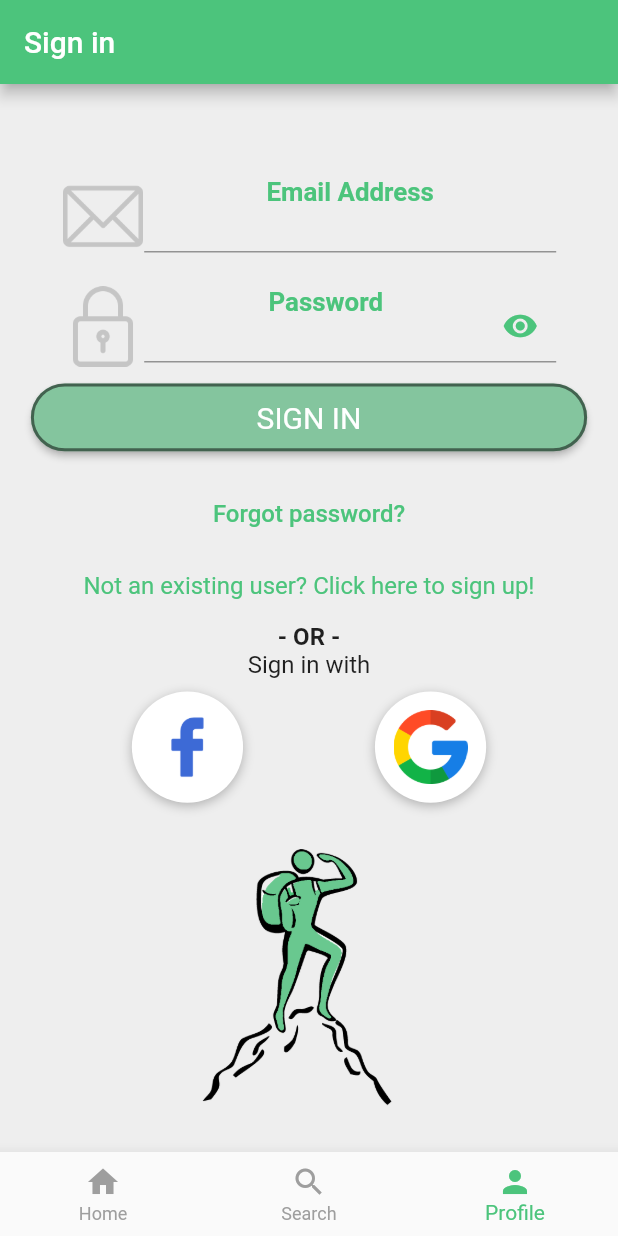
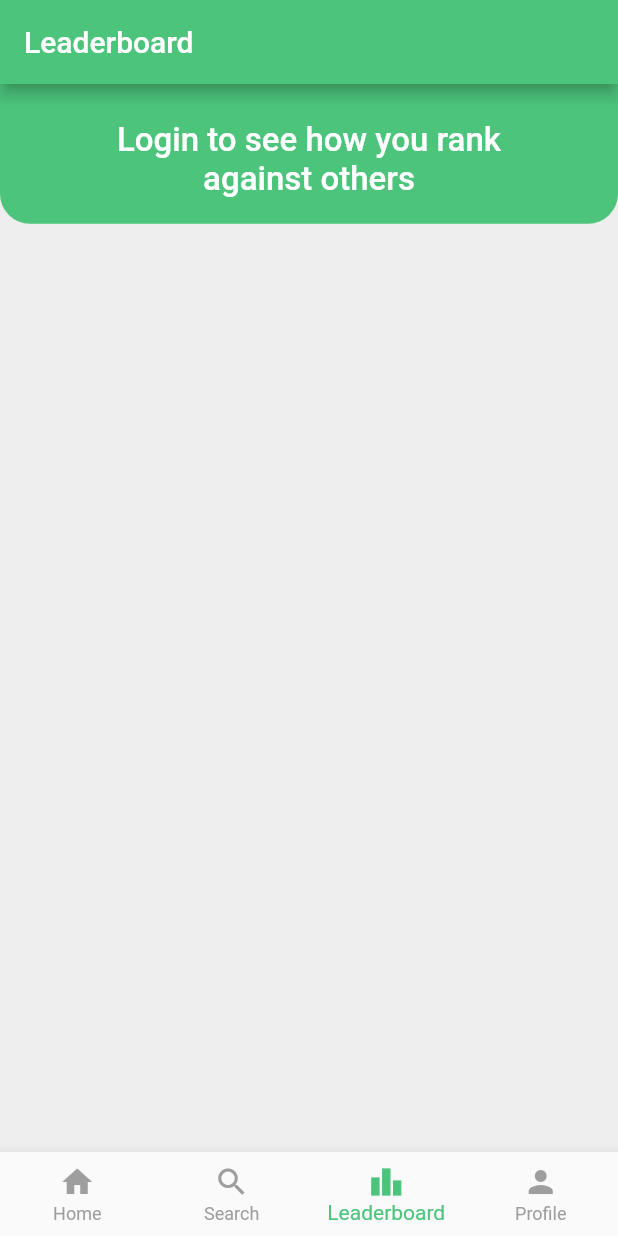
Before and after one commit to Technion236272/2022b-YourFitnessGuide, a Flutter app: the screen it shows after launch, item 3 of the bottom bar chosen, on a phone screen of 412 x 824 dp. Run offline on Flutter 3.47's test engine with Material 2 defaults, Android fonts, the phone set to English and light mode, and no system bars; our stand-ins replace cloud_firestore, firebase_auth, firebase_core, firebase_storage, flutter_speed_dial, font_awesome_flutter and 5 more; missing offline and left inert: flutter_facebook_auth; accounts and stored records are empty.

Commit message:
Feature ready, issue #174 complete

```diff
--- /dev/null
+++ b/lib/Screens/leaderboard.dart
@@ -0,0 +1,243 @@
+import 'package:flutter/cupertino.dart';
+import 'package:flutter/material.dart';
+import 'package:provider/provider.dart';
+import 'package:yourfitnessguide/utils/database.dart';
+import 'package:yourfitnessguide/utils/globals.dart';
+import 'package:yourfitnessguide/utils/users.dart';
+
+class ViewLeaderboardScreen extends StatefulWidget {
+  const ViewLeaderboardScreen({Key? key}) : super(key: key);
+
+  @override
+  _ViewLeaderboardScreenState createState() => _ViewLeaderboardScreenState();
+}
+
+class _ViewLeaderboardScreenState extends State<ViewLeaderboardScreen> {
+  var user;
+  List<SearchUserModel> allUsers = [];
+  late double height, width;
+  int? myRating, myRanking;
+
+  @override
+  void initState() {
+    super.initState();
+    init();
+  }
+
+  Future init() async {
+    FirebaseDB().getUsers().then((result) {
+      allUsers = List.from(result);
+    });
+  }
+
+  Widget buildUser(SearchUserModel model, int index) => ListTile(
+        onTap: () {
+          SearchArguments arg = SearchArguments(uid: model.uid!, isUser: false);
+          Navigator.pushNamed(context, '/profile', arguments: arg);
+        },
+        title: Row(
+          children: [
+            Container(
+                width: height * 0.06,
+                height: height * 0.06,
+                decoration: BoxDecoration(
+                    boxShadow: [
+                      BoxShadow(
+                          spreadRadius: 3,
+                          blurRadius: 10,
+                          color: Colors.black.withOpacity(0.1))
+                    ],
+                    shape: BoxShape.circle,
+                    image: model.pictureUrl == null
+                        ? DecorationImage(
+                        fit: BoxFit.cover,
+                        image: Image.asset(
+                            'images/decorations/mclovin.png')
+                            .image)
+                        : DecorationImage(
+                        fit: BoxFit.cover,
+                        image: model.picture.image))),
+            SizedBox(
+              width: 8,
+            ),
+            Text(model.name!)
+          ],
+        ),
+        leading: Text(
+          "#${index + 1}",
+          style: TextStyle(fontWeight: FontWeight.bold),
+        ),
+        trailing: Text(
+            'Rating - ' + model.rating.toString(),
+            style: TextStyle(fontWeight: FontWeight.bold)),
+      );
+
+  Widget _buildUpperStat() {
+    return Container(
+      padding: EdgeInsets.only(top: height * 0.03),
+      decoration: BoxDecoration(
+          color: appTheme,
+          borderRadius: BorderRadius.only(
+              bottomRight: Radius.circular(20),
+              bottomLeft: Radius.circular(20))),
+      child: Column(
+        children: [
+          Text(
+            'My Ranking',
+            style: TextStyle(
+                fontSize: 22, color: Colors.white, fontWeight: FontWeight.w500),
+          ),
+          SizedBox(
+            height: height * 0.006,
+          ),
+          Divider(
+            thickness: 1,
+            indent: 20,
+            endIndent: 20,
+          ),
+          SizedBox(
+            height: height * 0.006,
+          ),
+          Row(
+            mainAxisAlignment: MainAxisAlignment.spaceAround,
+            children: [
+              Column(
+                children: [
+                  Text(
+                    myRating.toString(),
+                    style: TextStyle(
+                      fontSize: 42,
+                      color: Colors.white,
+                      fontWeight: FontWeight.w300,
+                    ),
+                  ),
+                  Text('Rating',
+                      style: TextStyle(
+                        fontSize: 19,
+                        color: Colors.white,
+                        fontWeight: FontWeight.bold,
+                      )),
+                ],
+              ),
+              Column(
+                children: [
+                  Text('#' + myRanking.toString(),
+                      style: TextStyle(
+                        fontSize: 42,
+                        color: Colors.white,
+                        fontWeight: FontWeight.w300,
+                      )),
+                  Text("Rank",
+                      style: TextStyle(
+                        fontSize: 19,
+                        color: Colors.white,
+                        fontWeight: FontWeight.bold,
+                      )),
+                ],
+              )
+            ],
+          ),
+          SizedBox(
+            height: height * 0.01,
+          )
+        ],
+      ),
+    );
+  }
+
+  Widget _buildUpperPlaceholder() {
+    return Container(
+      padding: EdgeInsets.only(top: height * 0.03),
+      decoration: BoxDecoration(
+          color: appTheme,
+          borderRadius: BorderRadius.only(
+              bottomRight: Radius.circular(20),
+              bottomLeft: Radius.circular(20))),
+      child: Column(
+        mainAxisAlignment: MainAxisAlignment.center,
+        children: [
+          Center(child: Text(
+            'Login to see how you rank',
+            style: TextStyle(
+                fontSize: 22, color: Colors.white, fontWeight: FontWeight.w500),
+          )),
+          Center(child: Text(
+            'against others',
+            style: TextStyle(
+                fontSize: 22, color: Colors.white, fontWeight: FontWeight.w500),
+          )),
+          SizedBox(height: height * 0.02,)
+        ],
+      ),
+    );
+  }
+
+  Widget _buildView() {
+    return Scaffold(
+      appBar: AppBar(
+        title: Text('Leaderboard'),
+      ),
+      body: Column(
+        children: [
+          !user.isAuthenticated? _buildUpperPlaceholder():
+          _buildUpperStat(),
+          SizedBox(height: height * 0.02),
+          Expanded(
+            child: ListView.separated(
+                shrinkWrap: true,
+                itemBuilder: (context, index) {
+                  return buildUser(allUsers[index], index);
+                },
+                separatorBuilder: (context, index) => Divider(
+                      thickness: 1,
+                      color: Colors.grey,
+                      indent: 10,
+                      endIndent: 10,
+                    ),
+                itemCount: allUsers.length),
+          ),
+        ],
+      ),
+    );
+  }
+
+  @override
+  Widget build(BuildContext context) {
+    user = Provider.of<AuthRepository>(context);
+
+    height = MediaQuery.of(context).size.height;
+    width = MediaQuery.of(context).size.width;
+
+    return FutureBuilder(
+        future: FirebaseDB().getUsers(),
+        builder: (context, snapshot) {
+          if (!snapshot.hasData) {
+            return Scaffold(
+              appBar: AppBar(
+                title: Text('Leaderboard'),
+              ),
+              body: const Center(child: CircularProgressIndicator.adaptive()),
+            );
+          }
+          if (snapshot.hasError) {
+            Navigator.pop(context);
+            const snackBar = SnackBar(content: Text('Something went wrong'));
+            ScaffoldMessenger.of(context).showSnackBar(snackBar);
+          }
+          allUsers = snapshot.data as List<SearchUserModel>;
+          allUsers.sort((user1, user2) {
+            return user2.rating!.compareTo(user1.rating!);
+          });
+          if(user.isAuthenticated){
+            for(int i = 0; i < allUsers.length; i++){
+              if(allUsers[i].uid == user.uid){
+                myRating = allUsers[i].rating;
+                myRanking = i + 1;
+                break;
+              }
+            }
+          }
+          return _buildView();
+        });
+  }
+}
--- a/lib/home.dart
+++ b/lib/home.dart
@@ -5,6 +5,7 @@ import 'package:provider/provider.dart';
 import 'package:yourfitnessguide/utils/globals.dart';
 import 'package:yourfitnessguide/utils/users.dart';
 import 'Screens/ProfileScreens/profileScreen.dart';
+import 'Screens/leaderboard.dart';
 import 'Screens/searchScreen.dart';
 import 'Screens/notificationsScreen.dart';
 import 'Screens/AuthenticationScreens/signinScreen.dart';
@@ -24,7 +25,7 @@ class _HomeScreenState extends State<HomeScreen> {
   final List<Widget> _views = [
     TimelineScreen(),
     SearchScreen(),
-//    const NotificationsScreen(),
+    ViewLeaderboardScreen(),
     const LoginScreen()
   ];
 
@@ -39,11 +40,11 @@ class _HomeScreenState extends State<HomeScreen> {
     var user = Provider.of<AuthRepository>(context);
 
     if(user.isAuthenticated && (user.userData?.iWeight != 0)){
-      _views.removeAt(2);
+      _views.removeAt(3);
       _views.add(ProfileScreen(uid: user.getCurrUid(),));
     }
     else{
-      _views.removeAt(2);
+      _views.removeAt(3);
       _views.add(const LoginScreen());
     }
 
@@ -59,9 +60,9 @@ class _HomeScreenState extends State<HomeScreen> {
             BottomNavigationBarItem(
                 icon: Icon(Icons.home), label: 'Home'),
             BottomNavigationBarItem(
-                icon: Icon(Icons.search), label: 'Search'),/*
+                icon: Icon(Icons.search), label: 'Search'),
             BottomNavigationBarItem(
-                icon: Icon(Icons.notifications), label: 'Notifications'),*/
+                icon: Icon(Icons.leaderboard), label: 'Leaderboard'),
             BottomNavigationBarItem(
                 icon: Icon(Icons.person), label: 'Profile')
           ],
--- a/lib/utils/database.dart
+++ b/lib/utils/database.dart
@@ -7,10 +7,11 @@ class SearchUserModel {
   String? name;
   String? uid;
   String? pictureUrl;
+  int? rating;
   late Image picture;
 
   SearchUserModel(
-      {required this.name, required this.uid, required this.pictureUrl}) {
+      {required this.name, required this.uid, required this.pictureUrl, this.rating}) {
     picture = Image.network(pictureUrl!);
   }
 }
@@ -33,6 +34,7 @@ class FirebaseDB with ChangeNotifier {
         var currentUser = SearchUserModel(
             name: doc.get('name'),
             uid: doc.id.toString(),
+            rating: doc.get('rating'),
             pictureUrl: doc.get('picture'));
         res.add(currentUser);
       });
--- a/lib/utils/router.dart
+++ b/lib/utils/router.dart
@@ -12,7 +12,7 @@ import 'package:yourfitnessguide/Screens/PostsCreationScreens/BlogPostScreen.dar
 import 'package:yourfitnessguide/Screens/ViewPostScreens/viewBlogPost.dart';
 import 'package:yourfitnessguide/Screens/ViewPostScreens/viewWorkoutPost.dart';
 import 'package:yourfitnessguide/Screens/ViewPostScreens/viewMealPlanPost.dart';
-import 'package:yourfitnessguide/Screens/viewUsers.dart';
+import 'package:yourfitnessguide/Screens/ProfileScreens/viewUsers.dart';
 
 Route<dynamic> generateRoute(RouteSettings settings) {
   switch (settings.name) {
--- a/lib/utils/users.dart
+++ b/lib/utils/users.dart
@@ -404,6 +404,9 @@ class AuthRepository with ChangeNotifier {
   }
 
   Future<void> updateFollow() async {
+    if(_userData == null){
+      return;
+    }
     for (var i = 0; i < _userData!.imFollowing!.length; i++) {
       var tmp = await FirebaseDB().checkUserExists(_userData!.imFollowing![i]);
       if (tmp == false) {
```
Also changed, not shown: lib/Screens/ProfileScreens/viewUsers.dart (renamed from lib/Screens/viewUsers.dart).
